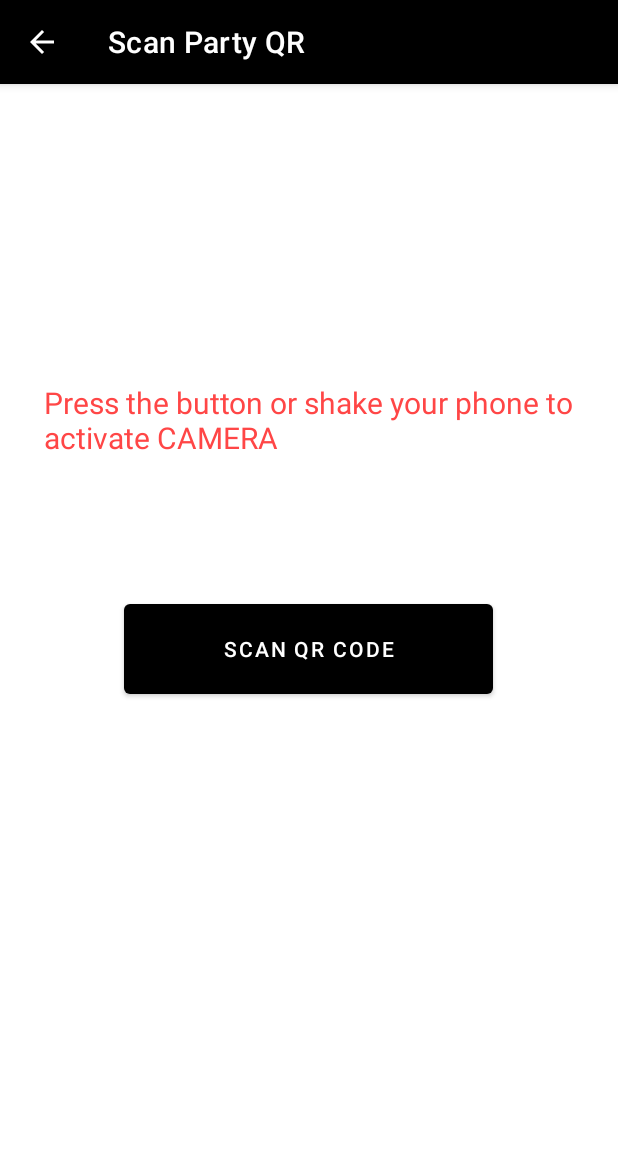
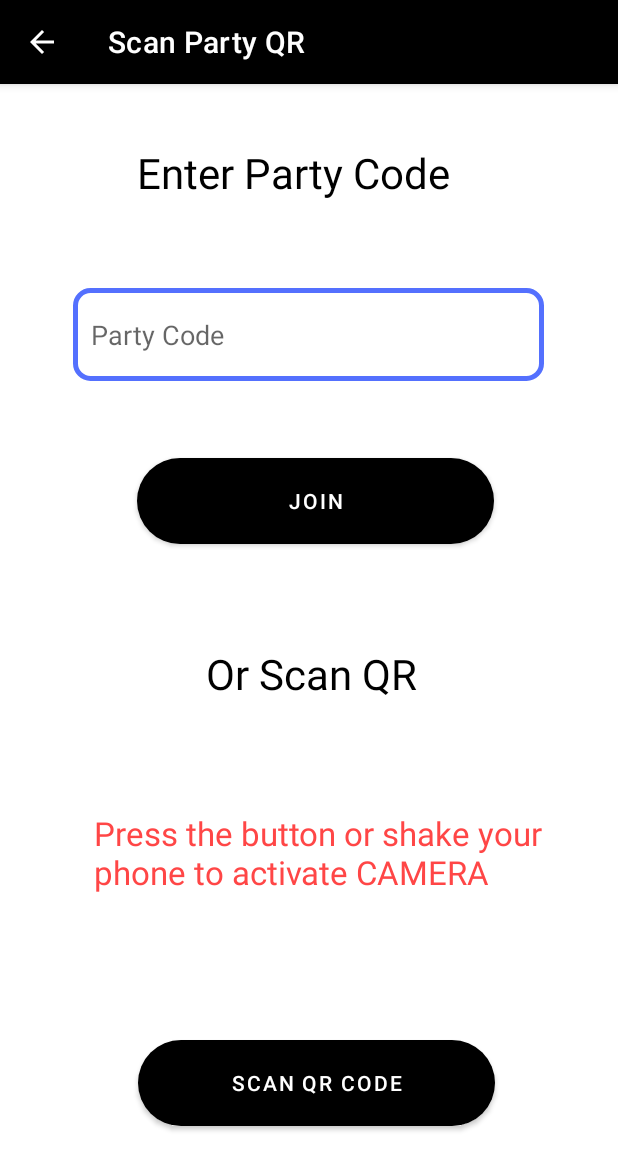
Before and after one commit to satiyaganes06/Party-mobile-project, an Android app: the qr_scanner screen opened directly, with no data from a screen before it, on a phone screen of 412 x 824 dp. Shown: the top 1170 px of the screen. Run offline under Robolectric (Android 15) with nearby library versions, the phone set to English and light mode, and no system bars; our stand-ins replace Firebase (no records; nobody signed in at launch, a user with empty details on screens opened directly); libraries missing offline, so code that uses them is left out: com.journeyapps.barcodescanner.

Commit message:
21/6/2023 Done Development

```diff
--- a/app/src/main/java/com/example/party_mobile/qr_scanner.java
+++ b/app/src/main/java/com/example/party_mobile/qr_scanner.java
@@ -11,6 +11,7 @@ import android.os.Bundle;
 import android.view.MenuItem;
 import android.view.View;
 import android.widget.Button;
+import android.widget.EditText;
 
 import androidx.activity.result.ActivityResultLauncher;
 import androidx.annotation.NonNull;
@@ -39,12 +40,16 @@ public class qr_scanner extends BaseActivity implements SensorEventListener {
     private FirebaseUser firebaseUser;
     private final FirebaseFirestore mFireStore = FirebaseFirestore.getInstance();
 Button btnScan;
+Button btnJoinwithCode;
+EditText editTextPartyCode;
 
     @Override
     protected void onCreate(Bundle savedInstanceState) {
         super.onCreate(savedInstanceState);
         setContentView(R.layout.activity_qr_scanner);
         btnScan = findViewById(R.id.btn_Scan);
+        editTextPartyCode = findViewById(R.id.et_party_code);
+        btnJoinwithCode = findViewById(R.id.btn_codejoin);
         sensorManager = (SensorManager) getSystemService(SENSOR_SERVICE);
         accelerometer = sensorManager.getDefaultSensor(Sensor.TYPE_ACCELEROMETER);
         // calling the action bar
@@ -57,6 +62,14 @@ Button btnScan;
             @Override
             public void onClick(View view) {
                 scanCode();
+            }
+        });
+
+        btnJoinwithCode.setOnClickListener(new View.OnClickListener() {
+            @Override
+            public void onClick(View view) {
+               String partyCode = editTextPartyCode.getText().toString();
+                joinWithCode(partyCode);
             }
         });
     }
@@ -101,6 +114,34 @@ Button btnScan;
         options.setOrientationLocked(true);
         options.setCaptureActivity(CaptureAct.class);
         barLauncher.launch(options);
+     }
+
+     public void joinWithCode(String partyCode){
+         FirebaseFirestore db = FirebaseFirestore.getInstance();
+         db.collection("parties")
+                 .whereEqualTo("party_join_code", partyCode)
+                 .get()
+                 .addOnCompleteListener(task -> {
+                     if (task.isSuccessful()) {
+                         for (QueryDocumentSnapshot document : task.getResult()) {
+                             // Retrieve the data from the document
+                             // For example, if you have a field called "party_name":
+                             String partyID = document.getString("party_id");
+                             Intent intent = new Intent(getApplicationContext(), JoinParty.class);
+                             intent.putExtra("party_id", partyID);
+                             startActivity(intent);
+                             // Do something with the retrieved data
+//                                 AlertDialog.Builder builder = new AlertDialog.Builder(qr_scanner.this);
+//                                 builder.setTitle("Result");
+//                                 builder.setMessage("Party Name: " + partyName);
+//                                 builder.setPositiveButton("Ok", (dialogInterface, i) -> {
+//                                     dialogInterface.dismiss();
+//                                 }).show();
+                         }
+                     } else {
+                         // Handle any errors that occurred
+                     }
+                 });
      }
 
      ActivityResultLauncher<ScanOptions> barLauncher = registerForActivityResult(new ScanContract(), result -> {
--- /dev/null
+++ b/app/src/main/res/drawable/custom_input.xml
@@ -0,0 +1,17 @@
+<?xml version="1.0" encoding="utf-8"?>
+<selector xmlns:android="http://schemas.android.com/apk/res/android">
+<item android:state_enabled="true" android:state_focused="true">
+    <shape android:shape="rectangle">
+        <solid android:color="@color/white"/>
+        <corners android:radius="10dp"/>
+        <stroke android:color="@color/purple" android:width="3dp"/>
+    </shape>
+</item>
+    <item android:state_enabled="true">
+        <shape android:shape="rectangle">
+            <solid android:color="@color/white"/>
+            <corners android:radius="10dp"/>
+            <stroke android:color="@color/gray" android:width="1dp"/>
+        </shape>
+    </item>
+</selector>
--- a/app/src/main/res/layout/activity_qr_scanner.xml
+++ b/app/src/main/res/layout/activity_qr_scanner.xml
@@ -7,34 +7,100 @@
     tools:context=".qr_scanner">
 
     <Button
-        android:id="@+id/btn_Scan"
-        android:layout_width="246dp"
-        android:layout_height="72dp"
+        android:id="@+id/btn_codejoin"
+        android:layout_width="238dp"
+        android:layout_height="57dp"
         android:layout_alignParentStart="true"
         android:layout_alignParentTop="true"
         android:layout_alignParentEnd="true"
         android:layout_alignParentBottom="true"
         android:layout_marginStart="95dp"
         android:layout_marginEnd="87dp"
-        android:layout_marginBottom="355dp"
-        android:text="Scan QR Code"
+        android:background="@drawable/button"
+        android:text="Join"
         app:layout_constraintBottom_toBottomOf="parent"
         app:layout_constraintEnd_toEndOf="parent"
-        app:layout_constraintHorizontal_bias="0.764"
+        app:layout_constraintHorizontal_bias="0.5"
         app:layout_constraintStart_toStartOf="parent"
-        app:layout_constraintTop_toBottomOf="@+id/textView"
-        app:layout_constraintVertical_bias="1.0" />
+        app:layout_constraintTop_toTopOf="parent"
+        app:layout_constraintVertical_bias="0.351" />
+
+    <TextView
+        android:id="@+id/textView2"
+        android:layout_width="230dp"
+        android:layout_height="42dp"
+        android:text="Enter Party Code"
+        android:textColor="@color/black"
+        android:textSize="28sp"
+        app:layout_constraintBottom_toBottomOf="parent"
+        app:layout_constraintEnd_toEndOf="parent"
+        app:layout_constraintHorizontal_bias="0.5"
+        app:layout_constraintStart_toStartOf="parent"
+        app:layout_constraintTop_toTopOf="parent"
+        app:layout_constraintVertical_bias="0.055" />
+
+    <TextView
+        android:id="@+id/textView4"
+        android:layout_width="205dp"
+        android:layout_height="49dp"
+        android:text="Or Scan QR"
+        android:textColor="@color/black"
+        android:textSize="28sp"
+        app:layout_constraintBottom_toBottomOf="parent"
+        app:layout_constraintEnd_toEndOf="parent"
+        app:layout_constraintHorizontal_bias="0.665"
+        app:layout_constraintStart_toStartOf="parent"
+        app:layout_constraintTop_toTopOf="parent"
+        app:layout_constraintVertical_bias="0.52" />
+
+    <Button
+        android:id="@+id/btn_Scan"
+        android:layout_width="238dp"
+        android:layout_height="57dp"
+        android:layout_alignParentStart="true"
+        android:layout_alignParentTop="true"
+        android:layout_alignParentEnd="true"
+        android:layout_alignParentBottom="true"
+        android:layout_marginStart="95dp"
+        android:layout_marginEnd="87dp"
+        android:background="@drawable/button"
+        android:text="Scan QR Code"
+
+        app:layout_constraintBottom_toBottomOf="parent"
+        app:layout_constraintEnd_toEndOf="parent"
+        app:layout_constraintHorizontal_bias="0.444"
+        app:layout_constraintStart_toStartOf="parent"
+        app:layout_constraintTop_toTopOf="parent"
+        app:layout_constraintVertical_bias="0.897" />
 
     <TextView
         android:id="@+id/textView"
-        android:layout_width="353dp"
-        android:layout_height="85dp"
+        android:layout_width="333dp"
+        android:layout_height="88dp"
         android:text="Press the button or shake your phone to activate CAMERA"
         android:textColor="@color/darkRed"
-        android:textSize="20sp"
-        app:layout_constraintBottom_toBottomOf="parent"
+        android:textSize="22sp"
+        app:layout_constraintBottom_toTopOf="@+id/btn_Scan"
         app:layout_constraintEnd_toEndOf="parent"
+        app:layout_constraintHorizontal_bias="0.794"
         app:layout_constraintStart_toStartOf="parent"
-        app:layout_constraintTop_toTopOf="parent"
-        app:layout_constraintVertical_bias="0.291" />
+        app:layout_constraintTop_toBottomOf="@+id/textView4"
+        app:layout_constraintVertical_bias="0.486" />
+
+    <EditText
+        android:id="@+id/et_party_code"
+        android:layout_width="314dp"
+        android:layout_height="62dp"
+        android:background="@drawable/custom_input"
+        android:ems="10"
+        android:hint="Party Code"
+        android:inputType="textPersonName"
+        android:paddingStart="12dp"
+        android:text=""
+        app:layout_constraintBottom_toTopOf="@+id/textView"
+        app:layout_constraintEnd_toEndOf="parent"
+        app:layout_constraintHorizontal_bias="0.494"
+        app:layout_constraintStart_toStartOf="parent"
+        app:layout_constraintTop_toBottomOf="@+id/textView2"
+        app:layout_constraintVertical_bias="0.159" />
 </androidx.constraintlayout.widget.ConstraintLayout>
--- a/app/src/main/res/values/colors.xml
+++ b/app/src/main/res/values/colors.xml
@@ -7,7 +7,7 @@
     <color name="teal_700">#FF018786</color>
     <color name="black">#FF000000</color>
     <color name="white">#FFFFFFFF</color>
-
+    <color name="gray">#808080</color>
     <color name="lightRed">#FDCBCB</color>
     <color name="darkRed">#FF4646</color>
     <color name="silver">#F5F5F5</color>
```
